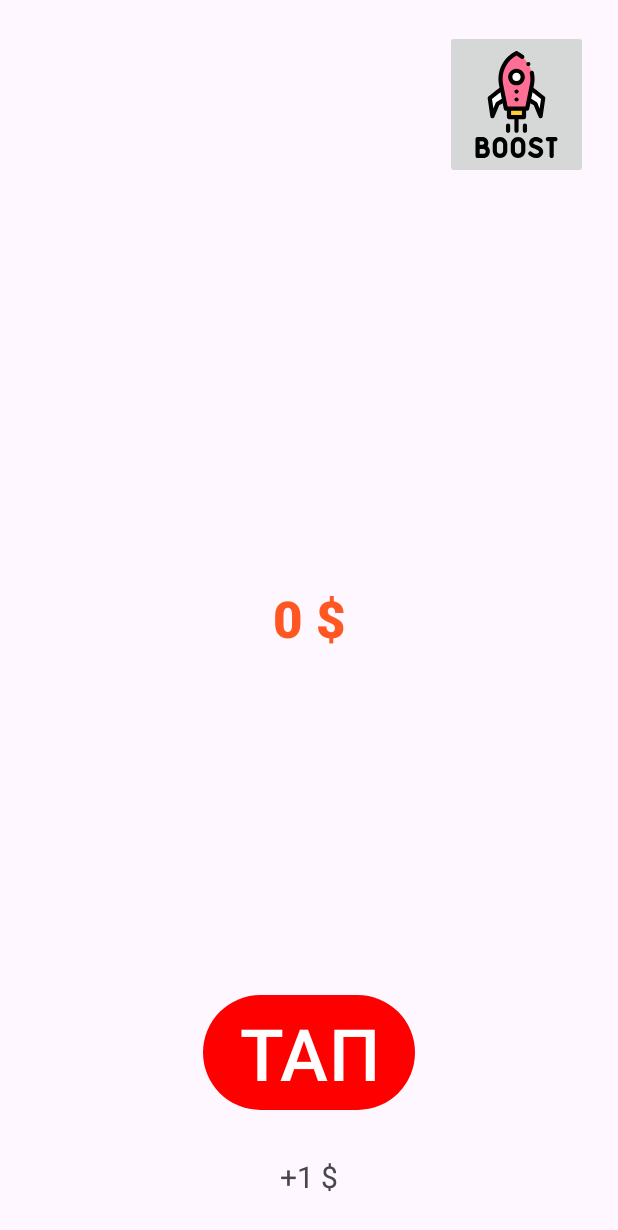
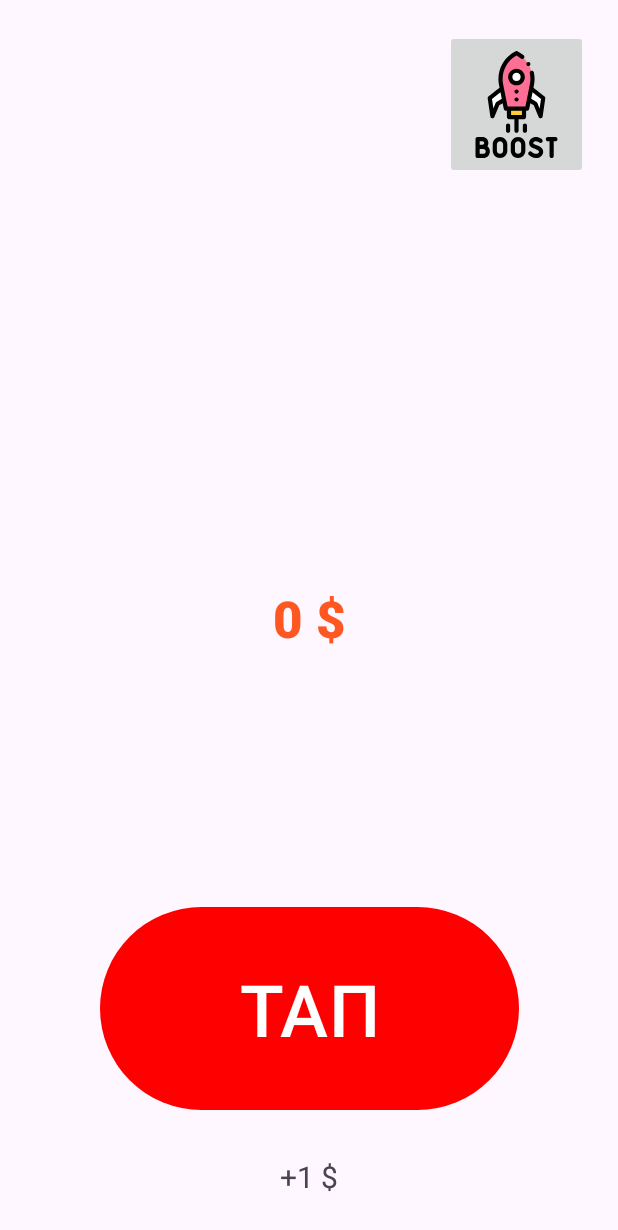
Before and after one commit to Koksbox/tapapp, an Android app: the screen it shows after launch (MainActivity), on a phone screen of 412 x 824 dp. Shown: the top 1230 px of the screen. Run offline under Robolectric (Android 15) with nearby library versions, the phone set to English and light mode, and no system bars.

Commit message:
Add dark theme

```diff
--- a/app/src/main/res/layout/activity_main.xml
+++ b/app/src/main/res/layout/activity_main.xml
@@ -22,8 +22,8 @@
 
     <Button
         android:id="@+id/btn_tap"
-        android:layout_width="wrap_content"
-        android:layout_height="wrap_content"
+        android:layout_width="279dp"
+        android:layout_height="143dp"
         android:layout_marginBottom="80dp"
         android:text="@string/btn_tap_text"
         android:textSize="48sp"
--- a/app/src/main/res/layout/fragment_boost_view.xml
+++ b/app/src/main/res/layout/fragment_boost_view.xml
@@ -96,8 +96,7 @@
         android:id="@+id/boost_hide"
         android:layout_width="0dp"
         android:layout_height="0dp"
-        android:alpha="0.3"
-        android:background="@color/black"
+        android:background="@color/boost_hide"
         app:layout_constraintBottom_toBottomOf="parent"
         app:layout_constraintEnd_toEndOf="parent"
         app:layout_constraintStart_toStartOf="parent"
--- a/app/src/main/res/values-night/themes.xml
+++ b/app/src/main/res/values-night/themes.xml
@@ -2,6 +2,7 @@
     <!-- Base application theme. -->
     <style name="Base.Theme.MyApplication" parent="Theme.Material3.DayNight.NoActionBar">
         <!-- Customize your dark theme here. -->
-        <!-- <item name="colorPrimary">@color/my_dark_primary</item> -->
+<!--         <item name="colorPrimary">@color/</item>-->
     </style>
+    <color name="boost_hide">@color/boost_hide_dark</color>
 </resources>
--- a/app/src/main/res/values/colors.xml
+++ b/app/src/main/res/values/colors.xml
@@ -3,4 +3,6 @@
     <color name="black">#FF000000</color>
     <color name="white">#FFFFFFFF</color>
     <color name="primary">#FF0000</color>
+    <color name="boost_hide_light">#4C000000</color>
+    <color name="boost_hide_dark">#4CFFFFFF</color>
 </resources>
--- a/app/src/main/res/values/themes.xml
+++ b/app/src/main/res/values/themes.xml
@@ -1,9 +1,9 @@
 <resources xmlns:tools="http://schemas.android.com/tools">
     <!-- Base application theme. -->
     <style name="Base.Theme.MyApplication" parent="Theme.Material3.DayNight.NoActionBar">
-        <!-- Customize your light theme here. -->
         <item name="colorPrimary">@color/primary</item>
+
     </style>
-
     <style name="Theme.MyApplication" parent="Base.Theme.MyApplication" />
+    <color name="boost_hide">@color/boost_hide_light</color>
 </resources>
```
